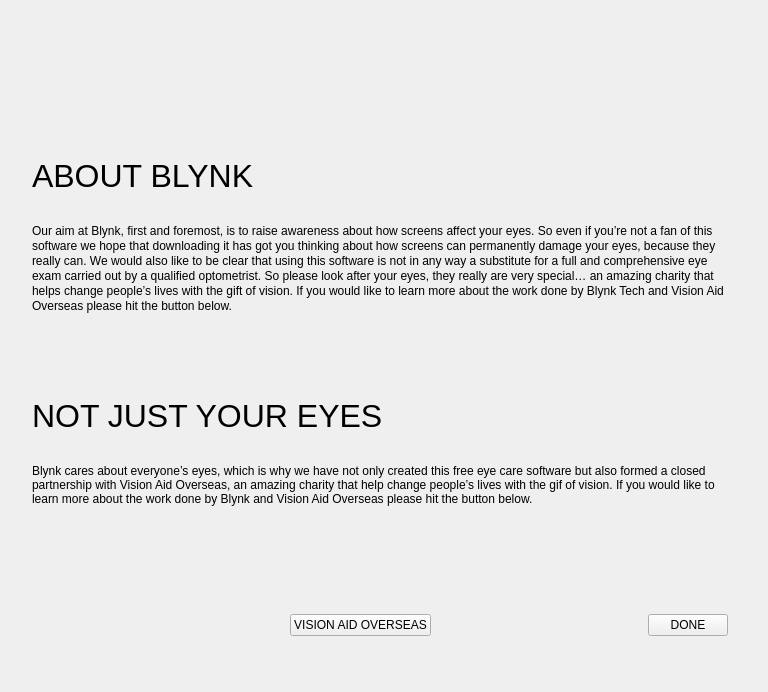
The window that blynk/aboutwindow.ui (flegall2014/Blynk) describes before a commit, drawn with Qt 5.
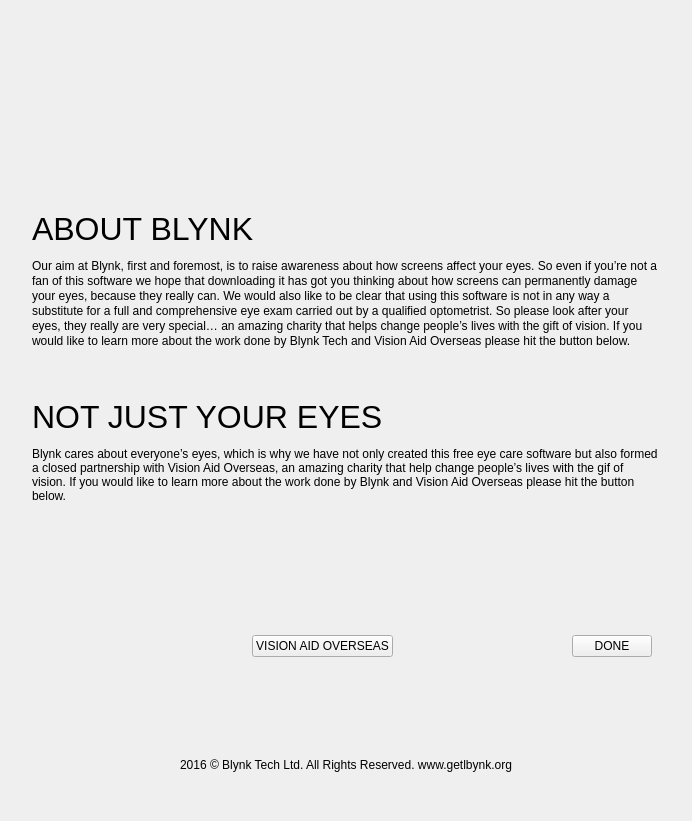
The same window after the commit. Icons and pictures are not drawn. Custom widgets are drawn as their Qt base class.

```diff
--- a/blynk/aboutwindow.ui
+++ b/blynk/aboutwindow.ui
@@ -6,20 +6,20 @@
    <rect>
     <x>0</x>
     <y>0</y>
-    <width>768</width>
-    <height>692</height>
+    <width>692</width>
+    <height>821</height>
    </rect>
   </property>
   <property name="minimumSize">
    <size>
     <width>692</width>
-    <height>648</height>
+    <height>775</height>
    </size>
   </property>
   <property name="maximumSize">
    <size>
     <width>768</width>
-    <height>692</height>
+    <height>821</height>
    </size>
   </property>
   <property name="windowTitle">
@@ -41,7 +41,7 @@
    <property name="horizontalSpacing">
     <number>32</number>
    </property>
-   <item row="3" column="0">
+   <item row="4" column="0">
     <widget class="QLabel" name="wNotJustYourEyesLabel">
      <property name="font">
       <font>
@@ -59,18 +59,28 @@
      </property>
     </widget>
    </item>
-   <item row="2" column="0">
+   <item row="10" column="0">
+    <widget class="QLabel" name="label_2">
+     <property name="text">
+      <string>2016 © Blynk Tech Ltd. All Rights Reserved. www.getlbynk.org</string>
+     </property>
+     <property name="alignment">
+      <set>Qt::AlignCenter</set>
+     </property>
+    </widget>
+   </item>
+   <item row="3" column="0">
     <widget class="QLabel" name="label">
      <property name="minimumSize">
       <size>
        <width>0</width>
-       <height>144</height>
+       <height>128</height>
       </size>
      </property>
      <property name="maximumSize">
       <size>
        <width>16777215</width>
-       <height>144</height>
+       <height>128</height>
       </size>
      </property>
      <property name="text">
@@ -88,22 +98,6 @@
      </property>
     </widget>
    </item>
-   <item row="6" column="0">
-    <spacer name="verticalSpacer">
-     <property name="orientation">
-      <enum>Qt::Vertical</enum>
-     </property>
-     <property name="sizeType">
-      <enum>QSizePolicy::Fixed</enum>
-     </property>
-     <property name="sizeHint" stdset="0">
-      <size>
-       <width>20</width>
-       <height>24</height>
-      </size>
-     </property>
-    </spacer>
-   </item>
    <item row="0" column="0">
     <layout class="QVBoxLayout" name="verticalLayout_9">
      <item>
@@ -113,13 +107,13 @@
          <property name="minimumSize">
           <size>
            <width>700</width>
-           <height>64</height>
+           <height>128</height>
           </size>
          </property>
          <property name="maximumSize">
           <size>
            <width>700</width>
-           <height>64</height>
+           <height>128</height>
           </size>
          </property>
          <property name="styleSheet">
@@ -131,7 +125,25 @@
      </item>
     </layout>
    </item>
-   <item row="5" column="0">
+   <item row="2" column="0">
+    <widget class="QLabel" name="wAboutBlynkLabel">
+     <property name="font">
+      <font>
+       <family>Segoe UI</family>
+       <pointsize>24</pointsize>
+       <weight>50</weight>
+       <bold>false</bold>
+      </font>
+     </property>
+     <property name="text">
+      <string>ABOUT BLYNK</string>
+     </property>
+     <property name="margin">
+      <number>8</number>
+     </property>
+    </widget>
+   </item>
+   <item row="7" column="0">
     <layout class="QHBoxLayout" name="horizontalLayout">
      <item>
       <widget class="QPushButton" name="wFaceBookButton">
@@ -217,36 +229,18 @@
      </item>
     </layout>
    </item>
-   <item row="1" column="0">
-    <widget class="QLabel" name="wAboutBlynkLabel">
-     <property name="font">
-      <font>
-       <family>Segoe UI</family>
-       <pointsize>24</pointsize>
-       <weight>50</weight>
-       <bold>false</bold>
-      </font>
-     </property>
-     <property name="text">
-      <string>ABOUT BLYNK</string>
-     </property>
-     <property name="margin">
-      <number>8</number>
-     </property>
-    </widget>
-   </item>
-   <item row="4" column="0">
+   <item row="5" column="0">
     <widget class="QLabel" name="label_4">
      <property name="minimumSize">
       <size>
        <width>0</width>
-       <height>144</height>
+       <height>128</height>
       </size>
      </property>
      <property name="maximumSize">
       <size>
        <width>16777215</width>
-       <height>144</height>
+       <height>128</height>
       </size>
      </property>
      <property name="text">
@@ -264,6 +258,51 @@
      </property>
     </widget>
    </item>
+   <item row="8" column="0">
+    <spacer name="verticalSpacer">
+     <property name="orientation">
+      <enum>Qt::Vertical</enum>
+     </property>
+     <property name="sizeType">
+      <enum>QSizePolicy::Fixed</enum>
+     </property>
+     <property name="sizeHint" stdset="0">
+      <size>
+       <width>20</width>
+       <height>24</height>
+      </size>
+     </property>
+    </spacer>
+   </item>
+   <item row="6" column="0">
+    <widget class="QWidget" name="wSeparator2" native="true">
+     <property name="minimumSize">
+      <size>
+       <width>0</width>
+       <height>1</height>
+      </size>
+     </property>
+    </widget>
+   </item>
+   <item row="9" column="0">
+    <widget class="QWidget" name="wSeparator1" native="true"/>
+   </item>
+   <item row="1" column="0">
+    <widget class="QWidget" name="wSeparator3" native="true">
+     <property name="minimumSize">
+      <size>
+       <width>0</width>
+       <height>1</height>
+      </size>
+     </property>
+     <property name="maximumSize">
+      <size>
+       <width>16777215</width>
+       <height>1</height>
+      </size>
+     </property>
+    </widget>
+   </item>
   </layout>
  </widget>
  <customwidgets>
```
